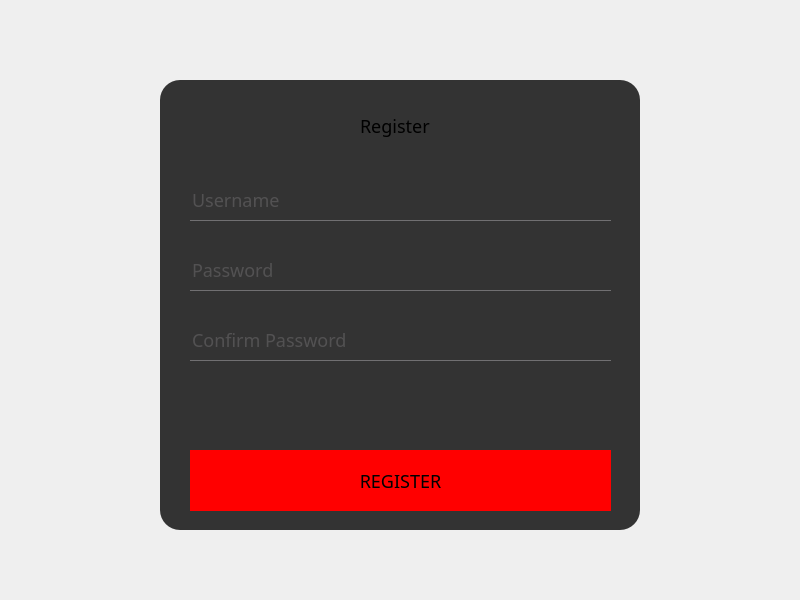
The window that code/forms/register.ui (LukaVujcic/26-filebox) describes before a commit, drawn with Qt 5.
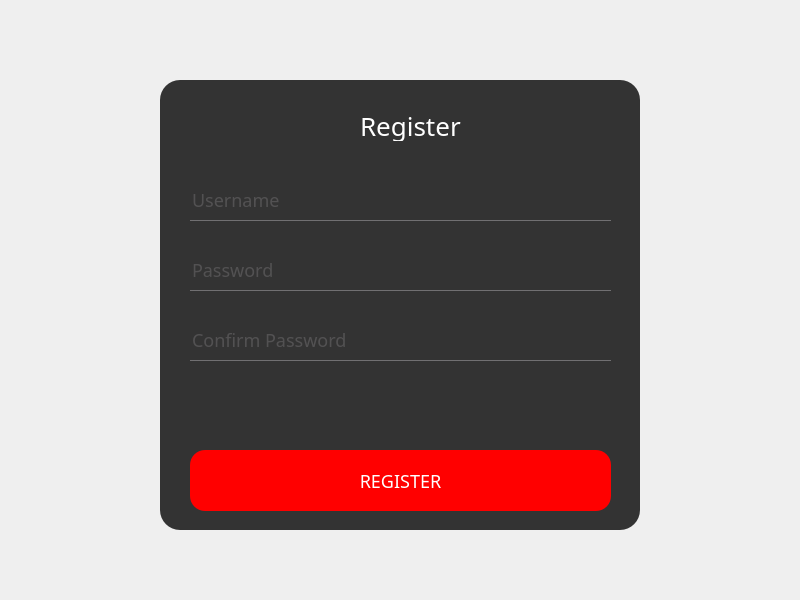
The same window after the commit. Icons and pictures are not drawn.

Commit message: fix: Update GUI components' names in Register form

```diff
--- a/code/forms/register.ui
+++ b/code/forms/register.ui
@@ -29,7 +29,7 @@
 	font-family: Trajan; 
 }
 
-#btn_register{
+#pbRegister{
 	border-radius: 15px;
 	background: red;
 	color: white;
@@ -58,7 +58,7 @@
 	border-bottom: 1px solid #717072;
 }
 
-#register_l{
+#lblRegister{
 	color: white;
 	font-size: 26px;
 }
```
Left out of the diff: 2 changed lines with no effect on the pictures.
